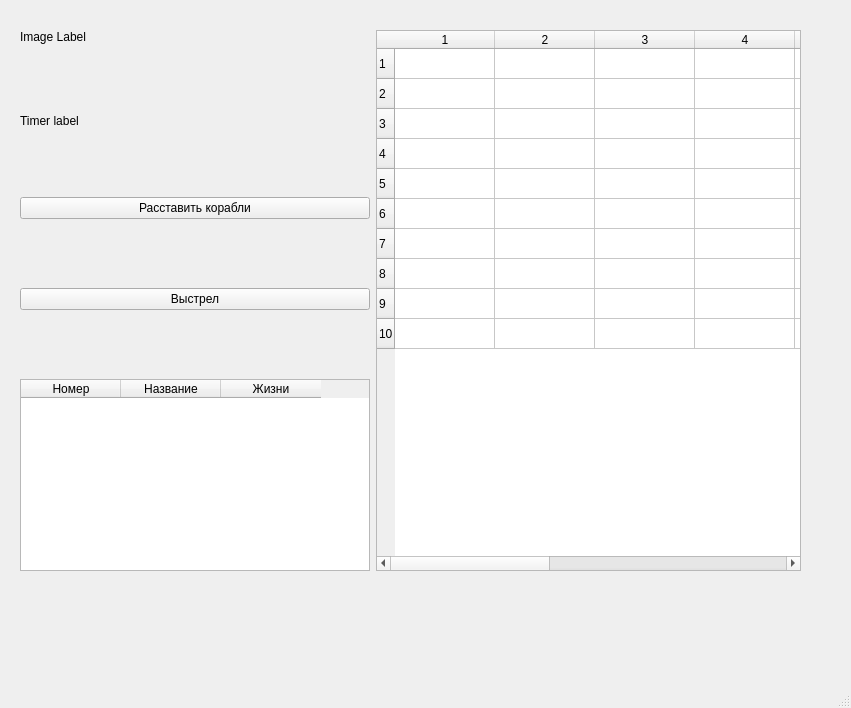
Old version of the form mainwindow.ui in the repository btnt51/seaWars.
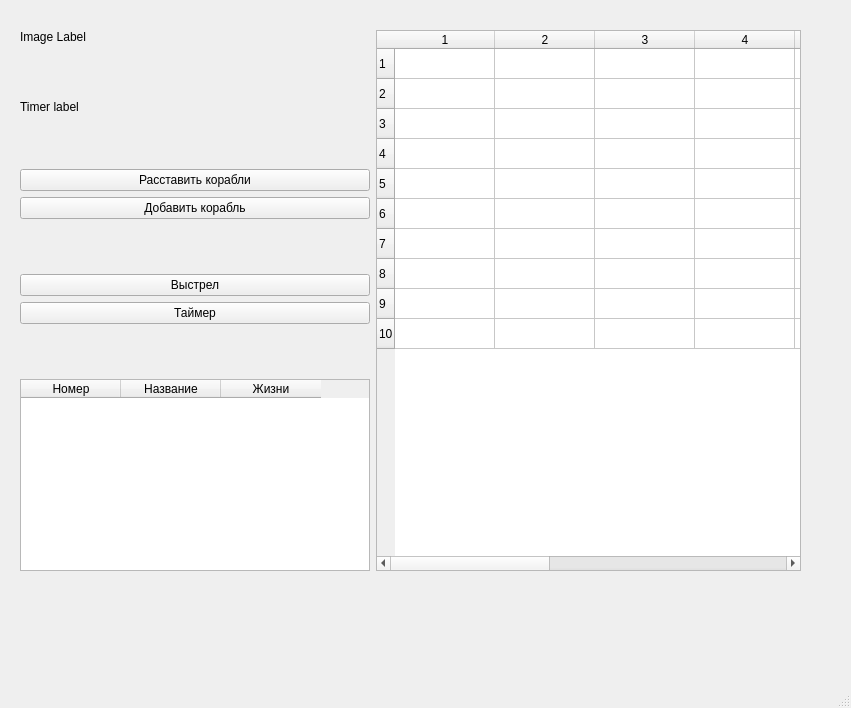
New version of the form.

Commit message: Ships transited to mainwindow

What changed in the file:
```diff
--- a/mainwindow.ui
+++ b/mainwindow.ui
@@ -146,6 +146,13 @@
          </property>
         </widget>
        </item>
+       <item>
+        <widget class="QPushButton" name="addShipBut">
+         <property name="text">
+          <string>Добавить корабль</string>
+         </property>
+        </widget>
+       </item>
        <item>
         <spacer name="verticalSpacer_3">
          <property name="orientation">
@@ -166,6 +173,13 @@
          </property>
         </widget>
        </item>
+       <item>
+        <widget class="QPushButton" name="timerBut">
+         <property name="text">
+          <string>Таймер</string>
+         </property>
+        </widget>
+       </item>
        <item>
         <spacer name="verticalSpacer_2">
          <property name="orientation">
```
The commit also changes 9 other files.
